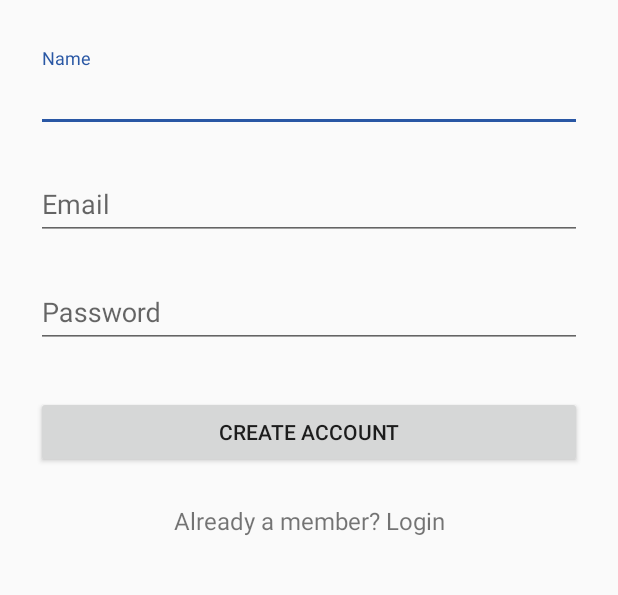
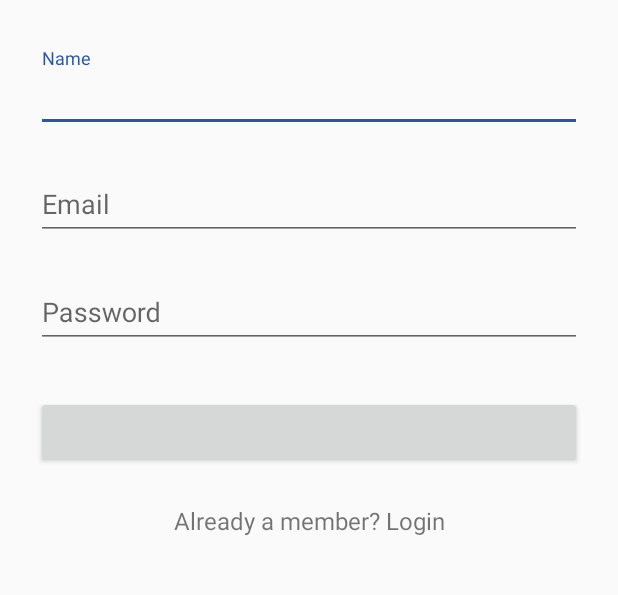
Before and after one commit to Gobinda3134/Test-master-master, an Android app: the RegisterActivity screen opened directly, with no data from a screen before it, on a phone screen of 412 x 824 dp, the part 192-787 px from its top. Run offline under Robolectric (Android 15) with nearby library versions, the phone set to English and light mode, and no system bars; libraries missing offline, so code that uses them is left out: com.activeandroid, com.activeandroid.query.

Commit message:
register is update

```diff
--- a/app/src/main/res/layout/activity_register.xml
+++ b/app/src/main/res/layout/activity_register.xml
@@ -82,7 +82,7 @@
                 android:layout_marginTop="24dp"
                 android:layout_marginBottom="24dp"
                 android:padding="12dp"
-                android:text="Create Account"/>
+                android:text=""/>
 
             <TextView
                 android:id="@+id/link_login"
```
